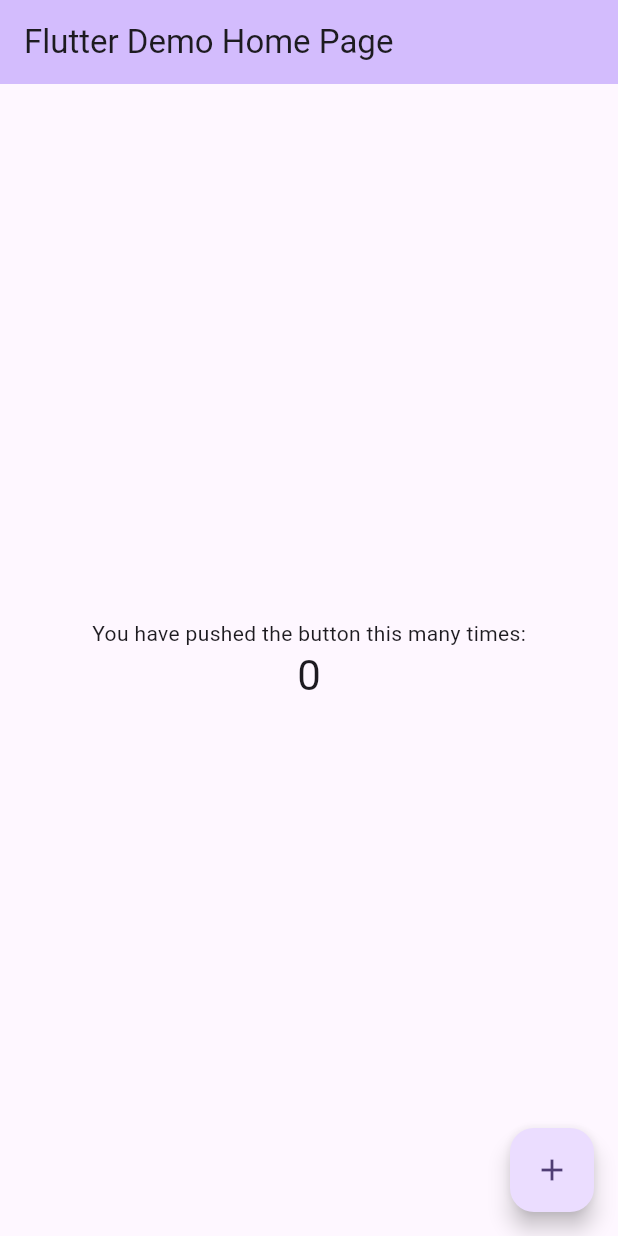
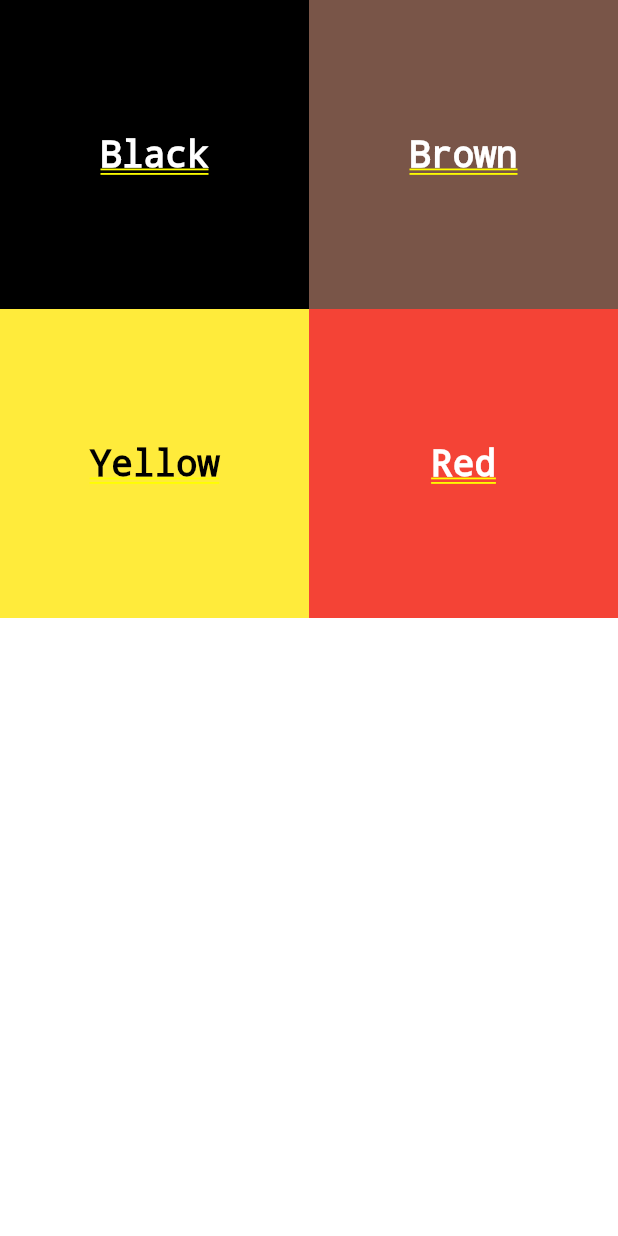
Before and after one commit to amit19singh/myapp, a Flutter app: the screen it shows after launch, on a phone screen of 412 x 824 dp. Run offline on Flutter 3.47's test engine with Material 2 defaults, Android fonts, the phone set to English and light mode, and no system bars.

Commit message:
Update main.dart

```diff
--- a/lib/main.dart
+++ b/lib/main.dart
@@ -1,125 +1,86 @@
+import 'dart:math';
 import 'package:flutter/material.dart';
 
-void main() {
-  runApp(const MyApp());
+class ColorBoxGrid extends StatefulWidget {
+  @override
+  _ColorBoxGridState createState() => _ColorBoxGridState();
 }
 
-class MyApp extends StatelessWidget {
-  const MyApp({super.key});
+class _ColorBoxGridState extends State<ColorBoxGrid> {
+  Map<Color, String> boxData = {
+    Colors.blue: 'Blue',
+    Colors.green: 'Green',
+    Colors.red: 'Red',
+    Colors.pink: 'Pink',
+    Colors.black: 'Black',
+    Colors.brown: 'Brown',
+    Colors.yellow: 'Yellow',
+    Colors.orange: 'Orange',
+    // Add more colors and names to the map if needed
+  };
 
-  // This widget is the root of your application.
+  List<Color> selectedColors = [];
+
+  @override
+  void initState() {
+    super.initState();
+    _selectRandomColors();
+  }
+
+  void _selectRandomColors() {
+    final random = Random();
+
+    final availableColors = boxData.keys.toList();
+
+    while (selectedColors.length < 4) {
+      final randomIndex = random.nextInt(availableColors.length);
+      final randomColor = availableColors[randomIndex];
+
+      if (!selectedColors.contains(randomColor)) {
+        selectedColors.add(randomColor);
+      }
+    }
+  }
+
   @override
   Widget build(BuildContext context) {
-    return MaterialApp(
-      title: 'Flutter Demo',
-      theme: ThemeData(
-        // This is the theme of your application.
-        //
-        // TRY THIS: Try running your application with "flutter run". You'll see
-        // the application has a blue toolbar. Then, without quitting the app,
-        // try changing the seedColor in the colorScheme below to Colors.green
-        // and then invoke "hot reload" (save your changes or press the "hot
-        // reload" button in a Flutter-supported IDE, or press "r" if you used
-        // the command line to start the app).
-        //
-        // Notice that the counter didn't reset back to zero; the application
-        // state is not lost during the reload. To reset the state, use hot
-        // restart instead.
-        //
-        // This works for code too, not just values: Most code changes can be
-        // tested with just a hot reload.
-        colorScheme: ColorScheme.fromSeed(seedColor: Colors.deepPurple),
-        useMaterial3: true,
-      ),
-      home: const MyHomePage(title: 'Flutter Demo Home Page'),
+    return GridView.count(
+      crossAxisCount: 2,
+      children: selectedColors.map((color) {
+        final text = boxData[color]!;
+
+        return Container(
+          color: color,
+          child: Center(
+            child: Text(
+              text,
+              style: TextStyle(
+                fontSize: 24,
+                fontWeight: FontWeight.bold,
+                color: color.computeLuminance() > 0.5
+                    ? Colors.black
+                    : Colors.white,
+              ),
+            ),
+          ),
+        );
+      }).toList(),
     );
   }
 }
 
-class MyHomePage extends StatefulWidget {
-  const MyHomePage({super.key, required this.title});
-
-  // This widget is the home page of your application. It is stateful, meaning
-  // that it has a State object (defined below) that contains fields that affect
-  // how it looks.
-
-  // This class is the configuration for the state. It holds the values (in this
-  // case the title) provided by the parent (in this case the App widget) and
-  // used by the build method of the State. Fields in a Widget subclass are
-  // always marked "final".
-
-  final String title;
-
-  @override
-  State<MyHomePage> createState() => _MyHomePageState();
+void main() {
+  runApp(MaterialApp(
+    home: ColorBoxGrid(),
+  ));
 }
 
-class _MyHomePageState extends State<MyHomePage> {
-  int _counter = 0;
 
-  void _incrementCounter() {
-    setState(() {
-      // This call to setState tells the Flutter framework that something has
-      // changed in this State, which causes it to rerun the build method below
-      // so that the display can reflect the updated values. If we changed
-      // _counter without calling setState(), then the build method would not be
-      // called again, and so nothing would appear to happen.
-      _counter++;
-    });
-  }
-
-  @override
-  Widget build(BuildContext context) {
-    // This method is rerun every time setState is called, for instance as done
-    // by the _incrementCounter method above.
-    //
-    // The Flutter framework has been optimized to make rerunning build methods
-    // fast, so that you can just rebuild anything that needs updating rather
-    // than having to individually change instances of widgets.
-    return Scaffold(
-      appBar: AppBar(
-        // TRY THIS: Try changing the color here to a specific color (to
-        // Colors.amber, perhaps?) and trigger a hot reload to see the AppBar
-        // change color while the other colors stay the same.
-        backgroundColor: Theme.of(context).colorScheme.inversePrimary,
-        // Here we take the value from the MyHomePage object that was created by
-        // the App.build method, and use it to set our appbar title.
-        title: Text(widget.title),
-      ),
-      body: Center(
-        // Center is a layout widget. It takes a single child and positions it
-        // in the middle of the parent.
-        child: Column(
-          // Column is also a layout widget. It takes a list of children and
-          // arranges them vertically. By default, it sizes itself to fit its
-          // children horizontally, and tries to be as tall as its parent.
-          //
-          // Column has various properties to control how it sizes itself and
-          // how it positions its children. Here we use mainAxisAlignment to
-          // center the children vertically; the main axis here is the vertical
-          // axis because Columns are vertical (the cross axis would be
-          // horizontal).
-          //
-          // TRY THIS: Invoke "debug painting" (choose the "Toggle Debug Paint"
-          // action in the IDE, or press "p" in the console), to see the
-          // wireframe for each widget.
-          mainAxisAlignment: MainAxisAlignment.center,
-          children: <Widget>[
-            const Text(
-              'You have pushed the button this many times:',
-            ),
-            Text(
-              '$_counter',
-              style: Theme.of(context).textTheme.headlineMedium,
-            ),
-          ],
-        ),
-      ),
-      floatingActionButton: FloatingActionButton(
-        onPressed: _incrementCounter,
-        tooltip: 'Increment',
-        child: const Icon(Icons.add),
-      ), // This trailing comma makes auto-formatting nicer for build methods.
-    );
-  }
-}
+// Colors.blue: 'Blue',
+// Colors.green: 'Green',
+// Colors.red: 'Red',
+// Colors.pink: 'Pink',
+// Colors.black: 'Black',
+// Colors.brown: 'Brown',
+// Colors.yellow: 'Yellow',
+// Colors.orange: 'Orange',
```
